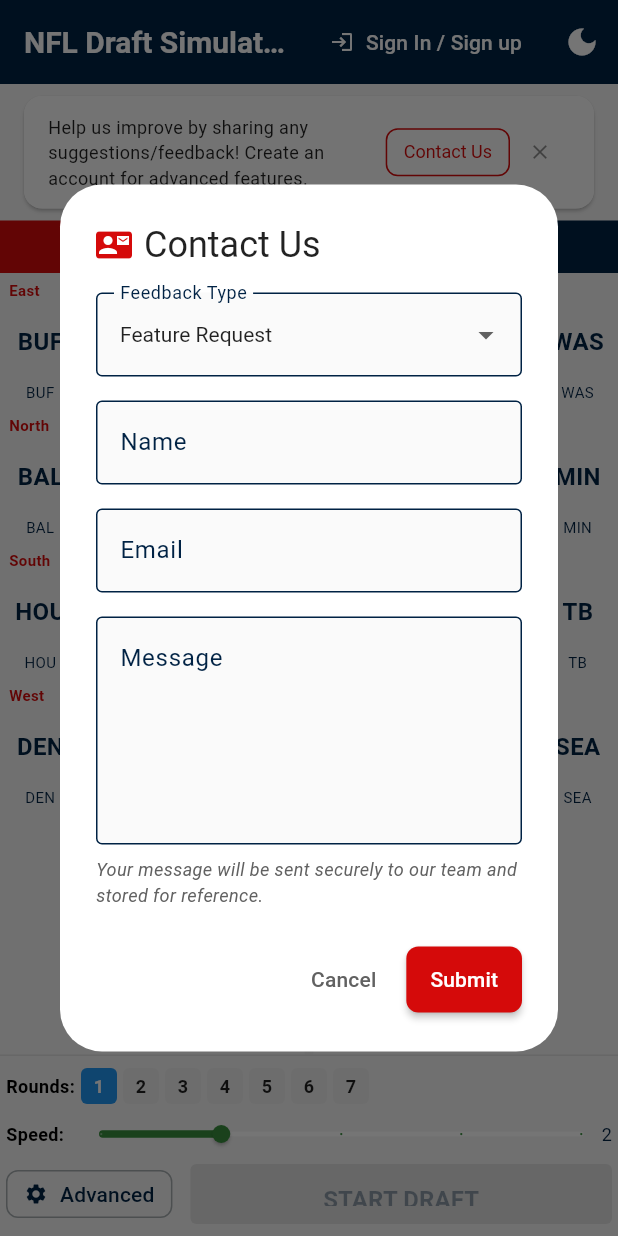
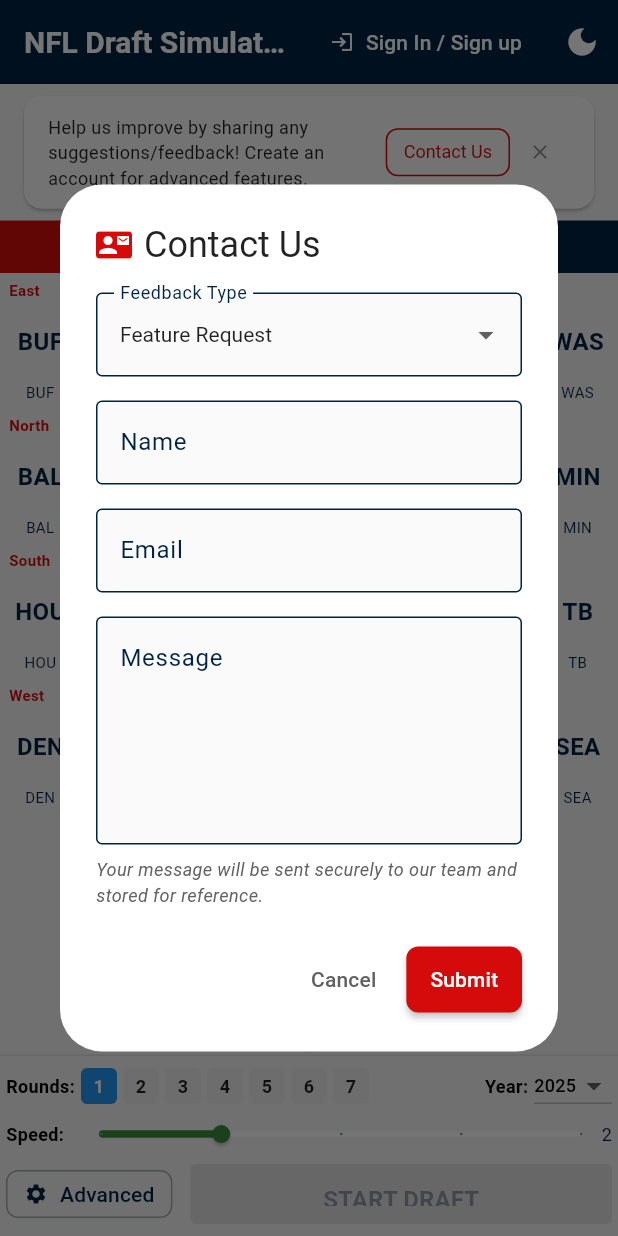
Before and after one commit to jackgruca/mds_home, a Flutter app: the screen it shows after launch, after a tap on "Contact Us", on a phone screen of 412 x 824 dp. Run offline on Flutter 3.47's test engine with Material 3 defaults, Android fonts, the phone set to English and light mode, and no system bars; our stand-ins replace csv, shared_preferences; accounts and stored records are empty; network calls fail.

Commit message:
added year to settings

```diff
--- a/lib/screens/team_selection_screen.dart
+++ b/lib/screens/team_selection_screen.dart
@@ -595,10 +595,10 @@
                     Column(
                       crossAxisAlignment: CrossAxisAlignment.start,
                       children: [
-                        // Rounds row
+                        // Rounds row with Year on the right
                         Row(
                           children: [
-                            // Rounds label
+                            // Rounds label and buttons (left side)
                             SizedBox(
                               width: 50,
                               child: Text(
@@ -610,6 +610,7 @@
                                 ),
                               ),
                             ),
+
                             // Round selection buttons
                             Expanded(
                               child: SingleChildScrollView(
@@ -651,12 +652,53 @@
                                 ),
                               ),
                             ),
+
+                            // Year selection (right side)
+                            const SizedBox(width: 8.0),
+                            Row(
+                              mainAxisSize: MainAxisSize.min,
+                              children: [
+                                Text(
+                                  'Year:',
+                                  style: TextStyle(
+                                    fontWeight: FontWeight.bold,
+                                    fontSize: 12.0,
+                                    color: isDarkMode ? Colors.white : Colors.black,
+                                  ),
+                                ),
+                                const SizedBox(width: 4.0),
+                                DropdownButton<int>(
+                                  value: _selectedYear,
+                                  underline: Container(height: 1, color: isDarkMode ? Colors.grey[600] : Colors.grey[400]),
+                                  isDense: true,
+                                  items: _availableYears.map((int year) {
+                                    return DropdownMenuItem<int>(
+                                      value: year,
+                                      child: Text(
+                                        year.toString(),
+                                        style: TextStyle(
+                                          fontSize: 12.0,
+                                          color: isDarkMode ? Colors.white : Colors.black,
+                                        ),
+                                      ),
+                                    );
+                                  }).toList(),
+                                  onChanged: (int? newValue) {
+                                    if (newValue != null) {
+                                      setState(() {
+                                        _selectedYear = newValue;
+                                      });
+                                    }
+                                  },
+                                ),
+                              ],
+                            ),
                           ],
                         ),
 
                         const SizedBox(height: 8.0),
 
-                        // Speed row - more compact for mobile
+                        // Speed row (unchanged)
                         Row(
                           children: [
                             // Speed label
@@ -675,9 +717,9 @@
                             Expanded(
                               child: SliderTheme(
                                 data: SliderTheme.of(context).copyWith(
-                                  trackHeight: 3.0, // Smaller track
-                                  thumbShape: const RoundSliderThumbShape(enabledThumbRadius: 6.0), // Smaller thumb
-                                  overlayShape: const RoundSliderOverlayShape(overlayRadius: 12.0), // Smaller overlay
+                                  trackHeight: 3.0,
+                                  thumbShape: const RoundSliderThumbShape(enabledThumbRadius: 6.0),
+                                  overlayShape: const RoundSliderOverlayShape(overlayRadius: 12.0),
                                 ),
                                 child: Slider(
                                   value: _speed,
@@ -702,7 +744,7 @@
                     // Regular layout (horizontal)
                     Row(
                       children: [
-                        // Rounds buttons
+                        // Rounds section (left side)
                         const Text(
                           'Rounds:',
                           style: TextStyle(
@@ -748,39 +790,53 @@
                           }),
                         ),
 
-                        const SizedBox(width: 16.0),
+                        // Spacer to push Year dropdown to the right
+                        const Spacer(),
 
-                        // Speed slider (compact)
-                        const Text(
-                          'Speed:',
+                        // Year dropdown (right side)
+                        Row(
+                          mainAxisSize: MainAxisSize.min,
+                          children: [
+                            Text(
+                              'Year:',
                               style: TextStyle(
                                 fontWeight: FontWeight.bold,
-                            fontSize: 12.0
+                                fontSize: 12.0,
+                                color: isDarkMode ? Colors.white : Colors.black,
                               ),
                             ),
                             const SizedBox(width: 8.0),
-                        Expanded(
-                          child: SliderTheme(
-                            data: SliderTheme.of(context).copyWith(
-                              trackHeight: 4.0,
-                              thumbShape: const RoundSliderThumbShape(enabledThumbRadius: 6.0),
-                              overlayShape: const RoundSliderOverlayShape(overlayRadius: 14.0),
+                            DropdownButton<int>(
+                              value: _selectedYear,
+                              underline: Container(height: 1, color: isDarkMode ? Colors.grey[600] : Colors.grey[400]),
+                              isDense: true,
+                              items: _availableYears.map((int year) {
+                                return DropdownMenuItem<int>(
+                                  value: year,
+                                  child: Text(
+                                    year.toString(),
+                                    style: TextStyle(
+                                      fontSize: 12.0,
+                                      color: isDarkMode ? Colors.white : Colors.black,
                                     ),
-                            child: Slider(
-                              value: _speed,
-                              min: 1.0,
-                              max: 5.0,
-                              divisions: 4,
-                              activeColor: Colors.green[700],
-                              onChanged: (value) {
+                                  ),
+                                );
+                              }).toList(),
+                              onChanged: (int? newValue) {
+                                if (newValue != null) {
                                   setState(() {
-                                  _speed = value;
+                                    _selectedYear = newValue;
                                   });
+                                }
                               },
                             ),
+                          ],
                         ),
-                        ),
-                        Text('${_speed.toInt()}', style: const TextStyle(fontSize: 12.0)),
+
+                        const SizedBox(width: 16.0),
+
+                        // Speed slider on the second row (keep as is)
+                        // ...
                       ],
                     ),
 
```
Lines whose indentation alone changed are shown as unchanged.
